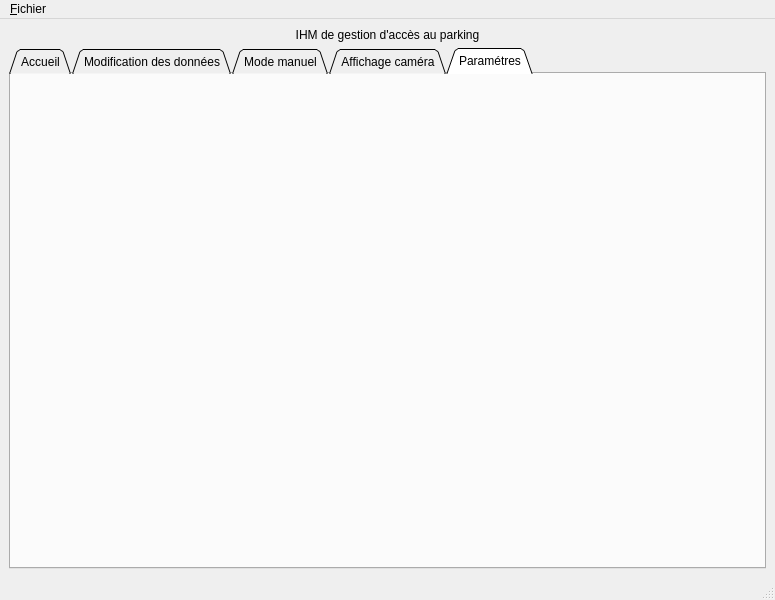
Qt form IHM_GESTION/C_SERVEUR.ui (Arduino-IMERIR-2014/SMART-BARRIER) before a commit.
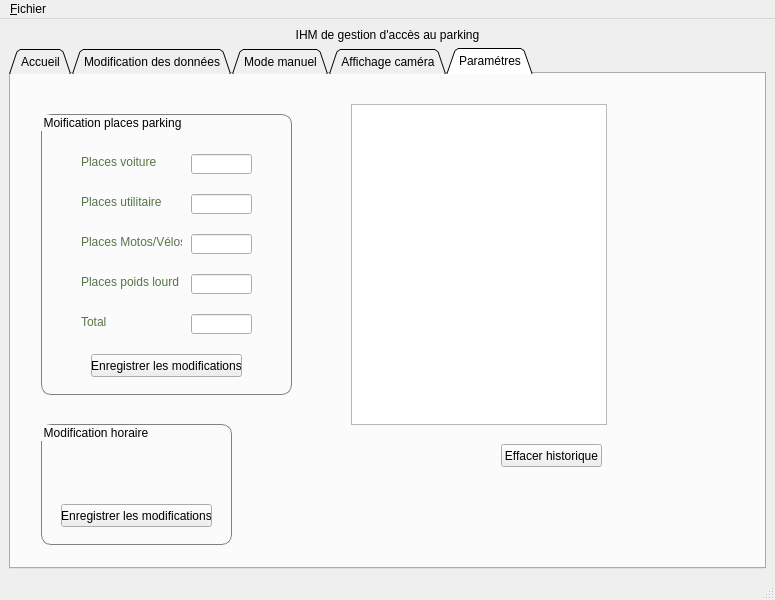
The same form after that commit. The open tabs and pages were chosen to show the change.

Patch:
```diff
--- a/IHM_GESTION/C_SERVEUR.ui
+++ b/IHM_GESTION/C_SERVEUR.ui
@@ -806,6 +806,226 @@
        <attribute name="title">
         <string>Paramétres</string>
        </attribute>
+       <widget class="QGroupBox" name="groupBox_9">
+        <property name="geometry">
+         <rect>
+          <x>30</x>
+          <y>40</y>
+          <width>251</width>
+          <height>281</height>
+         </rect>
+        </property>
+        <property name="styleSheet">
+         <string notr="true">QGroupBox {
+border: 1px solid gray;
+border-radius: 10px;
+}</string>
+        </property>
+        <property name="title">
+         <string>Moification places parking</string>
+        </property>
+        <widget class="QLabel" name="label_9">
+         <property name="geometry">
+          <rect>
+           <x>40</x>
+           <y>120</y>
+           <width>101</width>
+           <height>16</height>
+          </rect>
+         </property>
+         <property name="styleSheet">
+          <string notr="true">color: #547546;</string>
+         </property>
+         <property name="text">
+          <string>Places Motos/Vélos</string>
+         </property>
+        </widget>
+        <widget class="QLabel" name="label_10">
+         <property name="geometry">
+          <rect>
+           <x>40</x>
+           <y>200</y>
+           <width>31</width>
+           <height>16</height>
+          </rect>
+         </property>
+         <property name="styleSheet">
+          <string notr="true">color: #547546;</string>
+         </property>
+         <property name="text">
+          <string>Total</string>
+         </property>
+        </widget>
+        <widget class="QLabel" name="label_11">
+         <property name="geometry">
+          <rect>
+           <x>40</x>
+           <y>80</y>
+           <width>101</width>
+           <height>16</height>
+          </rect>
+         </property>
+         <property name="styleSheet">
+          <string notr="true">color: #547546;</string>
+         </property>
+         <property name="text">
+          <string>Places utilitaire</string>
+         </property>
+        </widget>
+        <widget class="QLabel" name="label_12">
+         <property name="geometry">
+          <rect>
+           <x>40</x>
+           <y>40</y>
+           <width>81</width>
+           <height>16</height>
+          </rect>
+         </property>
+         <property name="styleSheet">
+          <string notr="true">color: #547546;</string>
+         </property>
+         <property name="text">
+          <string>Places voiture</string>
+         </property>
+        </widget>
+        <widget class="QLabel" name="label_13">
+         <property name="geometry">
+          <rect>
+           <x>40</x>
+           <y>160</y>
+           <width>101</width>
+           <height>16</height>
+          </rect>
+         </property>
+         <property name="styleSheet">
+          <string notr="true">color: #547546;</string>
+         </property>
+         <property name="text">
+          <string>Places poids lourd</string>
+         </property>
+        </widget>
+        <widget class="QLineEdit" name="modif_place_voiture">
+         <property name="geometry">
+          <rect>
+           <x>150</x>
+           <y>40</y>
+           <width>61</width>
+           <height>20</height>
+          </rect>
+         </property>
+        </widget>
+        <widget class="QLineEdit" name="modif_place_utilitaire">
+         <property name="geometry">
+          <rect>
+           <x>150</x>
+           <y>80</y>
+           <width>61</width>
+           <height>20</height>
+          </rect>
+         </property>
+        </widget>
+        <widget class="QLineEdit" name="modif_place_poidslourd">
+         <property name="geometry">
+          <rect>
+           <x>150</x>
+           <y>160</y>
+           <width>61</width>
+           <height>20</height>
+          </rect>
+         </property>
+        </widget>
+        <widget class="QLineEdit" name="modif_total">
+         <property name="geometry">
+          <rect>
+           <x>150</x>
+           <y>200</y>
+           <width>61</width>
+           <height>20</height>
+          </rect>
+         </property>
+        </widget>
+        <widget class="QLineEdit" name="modif_place_motos_velos">
+         <property name="geometry">
+          <rect>
+           <x>150</x>
+           <y>120</y>
+           <width>61</width>
+           <height>20</height>
+          </rect>
+         </property>
+        </widget>
+        <widget class="QPushButton" name="modif_place_parking">
+         <property name="geometry">
+          <rect>
+           <x>50</x>
+           <y>240</y>
+           <width>151</width>
+           <height>23</height>
+          </rect>
+         </property>
+         <property name="text">
+          <string>Enregistrer les modifications</string>
+         </property>
+        </widget>
+       </widget>
+       <widget class="QGroupBox" name="groupBox_10">
+        <property name="geometry">
+         <rect>
+          <x>30</x>
+          <y>350</y>
+          <width>191</width>
+          <height>121</height>
+         </rect>
+        </property>
+        <property name="styleSheet">
+         <string notr="true">QGroupBox {
+border: 1px solid gray;
+border-radius: 10px;
+}</string>
+        </property>
+        <property name="title">
+         <string>Modification horaire</string>
+        </property>
+        <widget class="QPushButton" name="pushButton_11">
+         <property name="geometry">
+          <rect>
+           <x>20</x>
+           <y>80</y>
+           <width>151</width>
+           <height>23</height>
+          </rect>
+         </property>
+         <property name="text">
+          <string>Enregistrer les modifications</string>
+         </property>
+        </widget>
+       </widget>
+       <widget class="QListWidget" name="listWidget_4">
+        <property name="geometry">
+         <rect>
+          <x>340</x>
+          <y>30</y>
+          <width>256</width>
+          <height>321</height>
+         </rect>
+        </property>
+        <property name="styleSheet">
+         <string notr="true">color: #547546;</string>
+        </property>
+       </widget>
+       <widget class="QPushButton" name="pushButton_16">
+        <property name="geometry">
+         <rect>
+          <x>490</x>
+          <y>370</y>
+          <width>101</width>
+          <height>23</height>
+         </rect>
+        </property>
+        <property name="text">
+         <string>Effacer historique</string>
+        </property>
+       </widget>
       </widget>
      </widget>
     </item>
```
Left out of the diff: 370 changed lines with no effect on the pictures.
